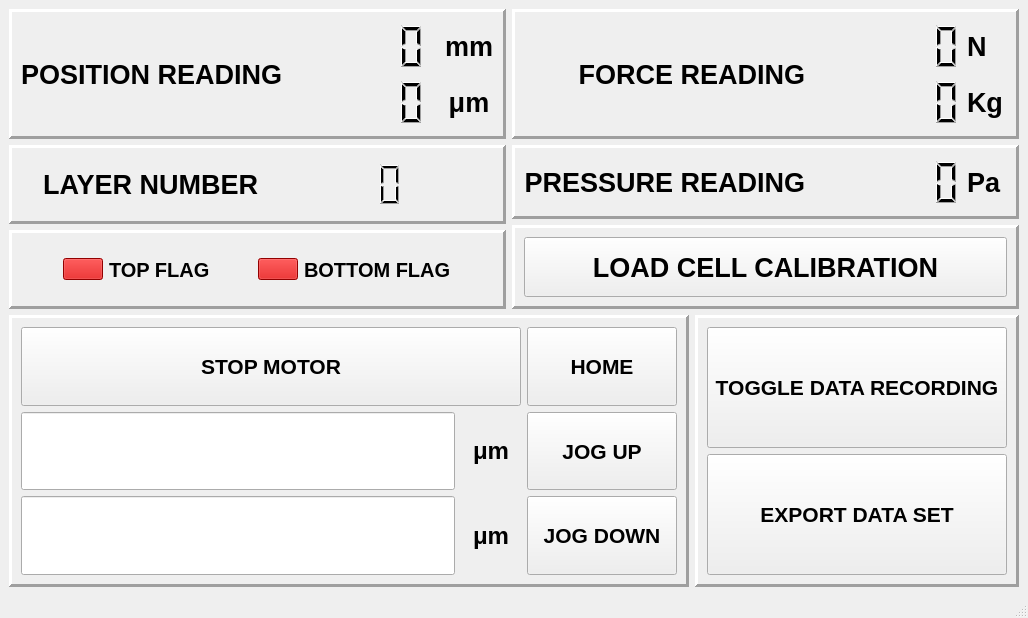
Qt form newBlackBetty.ui (georgeExotic/BlackBetty_v2) before a commit.
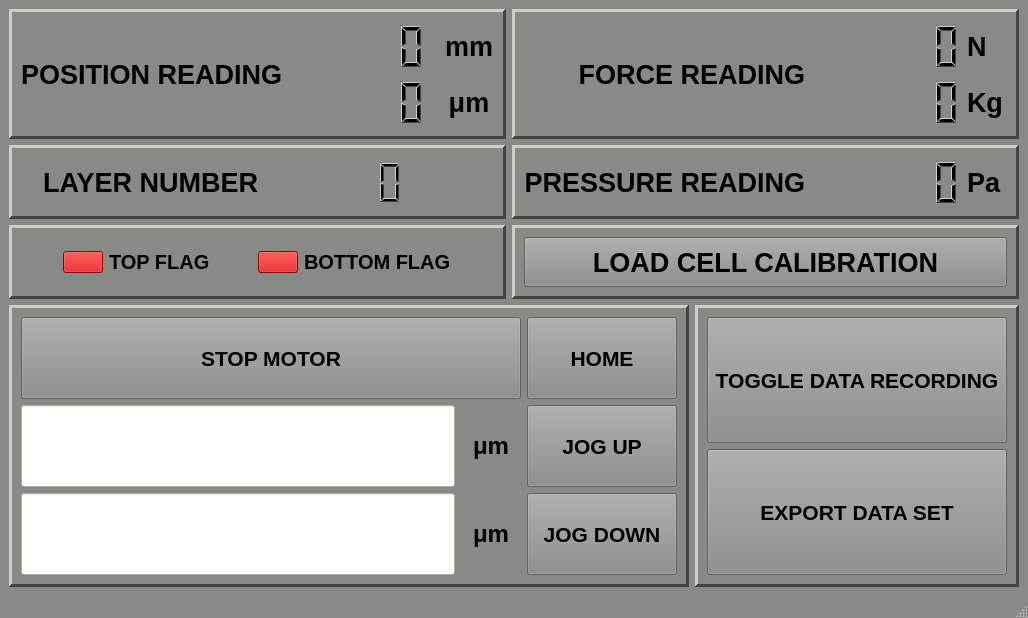
The same form after that commit.

```diff
--- a/newBlackBetty.ui
+++ b/newBlackBetty.ui
@@ -22,6 +22,448 @@
     <height>0</height>
    </size>
   </property>
+  <property name="palette">
+   <palette>
+    <active>
+     <colorrole role="WindowText">
+      <brush brushstyle="SolidPattern">
+       <color alpha="255">
+        <red>0</red>
+        <green>0</green>
+        <blue>0</blue>
+       </color>
+      </brush>
+     </colorrole>
+     <colorrole role="Button">
+      <brush brushstyle="SolidPattern">
+       <color alpha="255">
+        <red>136</red>
+        <green>138</green>
+        <blue>133</blue>
+       </color>
+      </brush>
+     </colorrole>
+     <colorrole role="Light">
+      <brush brushstyle="SolidPattern">
+       <color alpha="255">
+        <red>204</red>
+        <green>207</green>
+        <blue>200</blue>
+       </color>
+      </brush>
+     </colorrole>
+     <colorrole role="Midlight">
+      <brush brushstyle="SolidPattern">
+       <color alpha="255">
+        <red>170</red>
+        <green>172</green>
+        <blue>166</blue>
+       </color>
+      </brush>
+     </colorrole>
+     <colorrole role="Dark">
+      <brush brushstyle="SolidPattern">
+       <color alpha="255">
+        <red>68</red>
+        <green>69</green>
+        <blue>66</blue>
+       </color>
+      </brush>
+     </colorrole>
+     <colorrole role="Mid">
+      <brush brushstyle="SolidPattern">
+       <color alpha="255">
+        <red>91</red>
+        <green>92</green>
+        <blue>89</blue>
+       </color>
+      </brush>
+     </colorrole>
+     <colorrole role="Text">
+      <brush brushstyle="SolidPattern">
+       <color alpha="255">
+        <red>0</red>
+        <green>0</green>
+        <blue>0</blue>
+       </color>
+      </brush>
+     </colorrole>
+     <colorrole role="BrightText">
+      <brush brushstyle="SolidPattern">
+       <color alpha="255">
+        <red>255</red>
+        <green>255</green>
+        <blue>255</blue>
+       </color>
+      </brush>
+     </colorrole>
+     <colorrole role="ButtonText">
+      <brush brushstyle="SolidPattern">
+       <color alpha="255">
+        <red>0</red>
+        <green>0</green>
+        <blue>0</blue>
+       </color>
+      </brush>
+     </colorrole>
+     <colorrole role="Base">
+      <brush brushstyle="SolidPattern">
+       <color alpha="255">
+        <red>255</red>
+        <green>255</green>
+        <blue>255</blue>
+       </color>
+      </brush>
+     </colorrole>
+     <colorrole role="Window">
+      <brush brushstyle="SolidPattern">
+       <color alpha="255">
+        <red>136</red>
+        <green>138</green>
+        <blue>133</blue>
+       </color>
+      </brush>
+     </colorrole>
+     <colorrole role="Shadow">
+      <brush brushstyle="SolidPattern">
+       <color alpha="255">
+        <red>0</red>
+        <green>0</green>
+        <blue>0</blue>
+       </color>
+      </brush>
+     </colorrole>
+     <colorrole role="AlternateBase">
+      <brush brushstyle="SolidPattern">
+       <color alpha="255">
+        <red>195</red>
+        <green>196</green>
+        <blue>194</blue>
+       </color>
+      </brush>
+     </colorrole>
+     <colorrole role="ToolTipBase">
+      <brush brushstyle="SolidPattern">
+       <color alpha="255">
+        <red>255</red>
+        <green>255</green>
+        <blue>220</blue>
+       </color>
+      </brush>
+     </colorrole>
+     <colorrole role="ToolTipText">
+      <brush brushstyle="SolidPattern">
+       <color alpha="255">
+        <red>0</red>
+        <green>0</green>
+        <blue>0</blue>
+       </color>
+      </brush>
+     </colorrole>
+     <colorrole role="PlaceholderText">
+      <brush brushstyle="SolidPattern">
+       <color alpha="128">
+        <red>0</red>
+        <green>0</green>
+        <blue>0</blue>
+       </color>
+      </brush>
+     </colorrole>
+    </active>
+    <inactive>
+     <colorrole role="WindowText">
+      <brush brushstyle="SolidPattern">
+       <color alpha="255">
+        <red>0</red>
+        <green>0</green>
+        <blue>0</blue>
+       </color>
+      </brush>
+     </colorrole>
+     <colorrole role="Button">
+      <brush brushstyle="SolidPattern">
+       <color alpha="255">
+        <red>136</red>
+        <green>138</green>
+        <blue>133</blue>
+       </color>
+      </brush>
+     </colorrole>
+     <colorrole role="Light">
+      <brush brushstyle="SolidPattern">
+       <color alpha="255">
+        <red>204</red>
+        <green>207</green>
+        <blue>200</blue>
+       </color>
+      </brush>
+     </colorrole>
+     <colorrole role="Midlight">
+      <brush brushstyle="SolidPattern">
+       <color alpha="255">
+        <red>170</red>
+        <green>172</green>
+        <blue>166</blue>
+       </color>
+      </brush>
+     </colorrole>
+     <colorrole role="Dark">
+      <brush brushstyle="SolidPattern">
+       <color alpha="255">
+        <red>68</red>
+        <green>69</green>
+        <blue>66</blue>
+       </color>
+      </brush>
+     </colorrole>
+     <colorrole role="Mid">
+      <brush brushstyle="SolidPattern">
+       <color alpha="255">
+        <red>91</red>
+        <green>92</green>
+        <blue>89</blue>
+       </color>
+      </brush>
+     </colorrole>
+     <colorrole role="Text">
+      <brush brushstyle="SolidPattern">
+       <color alpha="255">
+        <red>0</red>
+        <green>0</green>
+        <blue>0</blue>
+       </color>
+      </brush>
+     </colorrole>
+     <colorrole role="BrightText">
+      <brush brushstyle="SolidPattern">
+       <color alpha="255">
+        <red>255</red>
+        <green>255</green>
+        <blue>255</blue>
+       </color>
+      </brush>
+     </colorrole>
+     <colorrole role="ButtonText">
+      <brush brushstyle="SolidPattern">
+       <color alpha="255">
+        <red>0</red>
+        <green>0</green>
+        <blue>0</blue>
+       </color>
+      </brush>
+     </colorrole>
+     <colorrole role="Base">
+      <brush brushstyle="SolidPattern">
+       <color alpha="255">
+        <red>255</red>
+        <green>255</green>
+        <blue>255</blue>
+       </color>
+      </brush>
+     </colorrole>
+     <colorrole role="Window">
+      <brush brushstyle="SolidPattern">
+       <color alpha="255">
+        <red>136</red>
+        <green>138</green>
+        <blue>133</blue>
+       </color>
+      </brush>
+     </colorrole>
+     <colorrole role="Shadow">
+      <brush brushstyle="SolidPattern">
+       <color alpha="255">
+        <red>0</red>
+        <green>0</green>
+        <blue>0</blue>
+       </color>
+      </brush>
+     </colorrole>
+     <colorrole role="AlternateBase">
+      <brush brushstyle="SolidPattern">
+       <color alpha="255">
+        <red>195</red>
+        <green>196</green>
+        <blue>194</blue>
+       </color>
+      </brush>
+     </colorrole>
+     <colorrole role="ToolTipBase">
+      <brush brushstyle="SolidPattern">
+       <color alpha="255">
+        <red>255</red>
+        <green>255</green>
+        <blue>220</blue>
+       </color>
+      </brush>
+     </colorrole>
+     <colorrole role="ToolTipText">
+      <brush brushstyle="SolidPattern">
+       <color alpha="255">
+        <red>0</red>
+        <green>0</green>
+        <blue>0</blue>
+       </color>
+      </brush>
+     </colorrole>
+     <colorrole role="PlaceholderText">
+      <brush brushstyle="SolidPattern">
+       <color alpha="128">
+        <red>0</red>
+        <green>0</green>
+        <blue>0</blue>
+       </color>
+      </brush>
+     </colorrole>
+    </inactive>
+    <disabled>
+     <colorrole role="WindowText">
+      <brush brushstyle="SolidPattern">
+       <color alpha="255">
+        <red>68</red>
+        <green>69</green>
+        <blue>66</blue>
+       </color>
+      </brush>
+     </colorrole>
+     <colorrole role="Button">
+      <brush brushstyle="SolidPattern">
+       <color alpha="255">
+        <red>136</red>
+        <green>138</green>
+        <blue>133</blue>
+       </color>
+      </brush>
+     </colorrole>
+     <colorrole role="Light">
+      <brush brushstyle="SolidPattern">
+       <color alpha="255">
+        <red>204</red>
+        <green>207</green>
+        <blue>200</blue>
+       </color>
+      </brush>
+     </colorrole>
+     <colorrole role="Midlight">
+      <brush brushstyle="SolidPattern">
+       <color alpha="255">
+        <red>170</red>
+        <green>172</green>
+        <blue>166</blue>
+       </color>
+      </brush>
+     </colorrole>
+     <colorrole role="Dark">
+      <brush brushstyle="SolidPattern">
+       <color alpha="255">
+        <red>68</red>
+        <green>69</green>
+        <blue>66</blue>
+       </color>
+      </brush>
+     </colorrole>
+     <colorrole role="Mid">
+      <brush brushstyle="SolidPattern">
+       <color alpha="255">
+        <red>91</red>
+        <green>92</green>
+        <blue>89</blue>
+       </color>
+      </brush>
+     </colorrole>
+     <colorrole role="Text">
+      <brush brushstyle="SolidPattern">
+       <color alpha="255">
+        <red>68</red>
+        <green>69</green>
+        <blue>66</blue>
+       </color>
+      </brush>
+     </colorrole>
+     <colorrole role="BrightText">
+      <brush brushstyle="SolidPattern">
+       <color alpha="255">
+        <red>255</red>
+        <green>255</green>
+        <blue>255</blue>
+       </color>
+      </brush>
+     </colorrole>
+     <colorrole role="ButtonText">
+      <brush brushstyle="SolidPattern">
+       <color alpha="255">
+        <red>68</red>
+        <green>69</green>
+        <blue>66</blue>
+       </color>
+      </brush>
+     </colorrole>
+     <colorrole role="Base">
+      <brush brushstyle="SolidPattern">
+       <color alpha="255">
+        <red>136</red>
+        <green>138</green>
+        <blue>133</blue>
+       </color>
+      </brush>
+     </colorrole>
+     <colorrole role="Window">
+      <brush brushstyle="SolidPattern">
+       <color alpha="255">
+        <red>136</red>
+        <green>138</green>
+        <blue>133</blue>
+       </color>
+      </brush>
+     </colorrole>
+     <colorrole role="Shadow">
+      <brush brushstyle="SolidPattern">
+       <color alpha="255">
+        <red>0</red>
+        <green>0</green>
+        <blue>0</blue>
+       </color>
+      </brush>
+     </colorrole>
+     <colorrole role="AlternateBase">
+      <brush brushstyle="SolidPattern">
+       <color alpha="255">
+        <red>136</red>
+        <green>138</green>
+        <blue>133</blue>
+       </color>
+      </brush>
+     </colorrole>
+     <colorrole role="ToolTipBase">
+      <brush brushstyle="SolidPattern">
+       <color alpha="255">
+        <red>255</red>
+        <green>255</green>
+        <blue>220</blue>
+       </color>
+      </brush>
+     </colorrole>
+     <colorrole role="ToolTipText">
+      <brush brushstyle="SolidPattern">
+       <color alpha="255">
+        <red>0</red>
+        <green>0</green>
+        <blue>0</blue>
+       </color>
+      </brush>
+     </colorrole>
+     <colorrole role="PlaceholderText">
+      <brush brushstyle="SolidPattern">
+       <color alpha="128">
+        <red>0</red>
+        <green>0</green>
+        <blue>0</blue>
+       </color>
+      </brush>
+     </colorrole>
+    </disabled>
+   </palette>
+  </property>
   <property name="windowTitle">
    <string>MainWindow</string>
   </property>
@@ -443,7 +885,7 @@
                <property name="minimumSize">
                 <size>
                  <width>350</width>
-                 <height>60</height>
+                 <height>50</height>
                 </size>
                </property>
                <property name="font">
```
